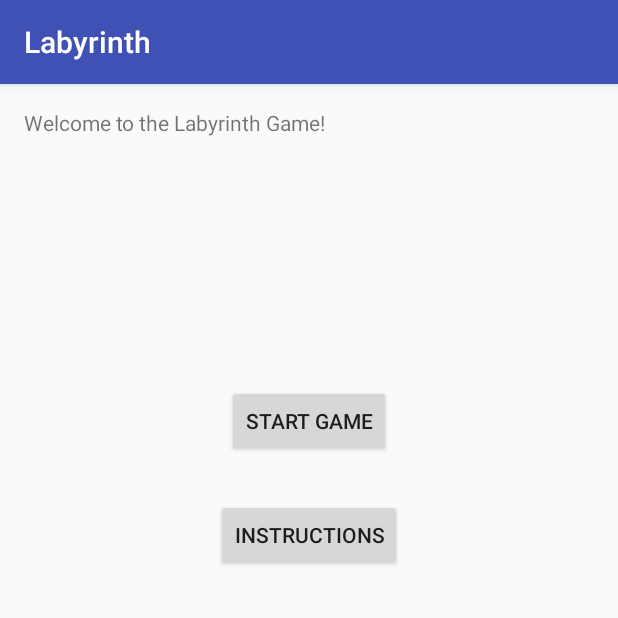
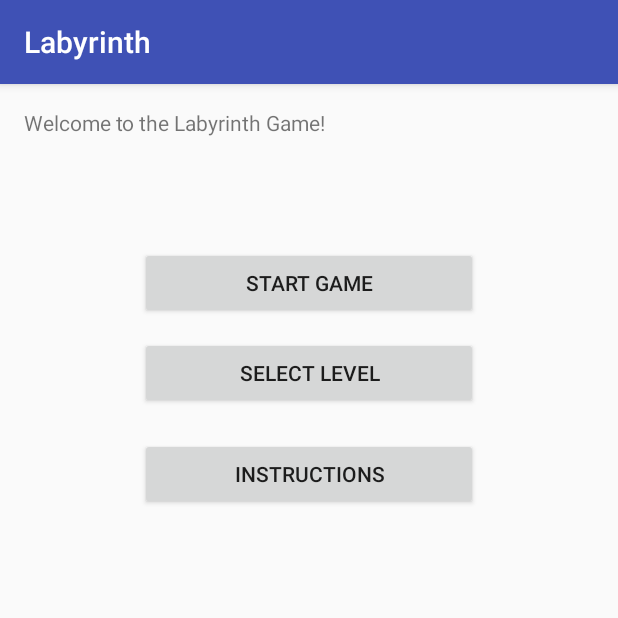
Before and after one commit to ayoawoyelu/Labyrinth, an Android app: the screen it shows after launch (MainActivity), on a phone screen of 412 x 824 dp, the top half of it. Run offline under Robolectric (Android 15) with nearby library versions, the phone set to English and light mode, and no system bars.

Commit message:
Add Select Level Button and Activity

```diff
--- a/app/src/main/AndroidManifest.xml
+++ b/app/src/main/AndroidManifest.xml
@@ -20,7 +20,8 @@
             android:name=".Main2Activity"
             android:label="@string/title_activity_main2"
             android:theme="@style/AppTheme.NoActionBar" />
-        <activity android:name=".InstructionActivity"></activity>
+        <activity android:name=".InstructionActivity" />
+        <activity android:name=".LevelActivity"></activity>
     </application>
 
 </manifest>
--- a/app/src/main/java/com/example/ayoawoyelu/labyrinth/MainActivity.java
+++ b/app/src/main/java/com/example/ayoawoyelu/labyrinth/MainActivity.java
@@ -8,8 +8,10 @@ import android.view.View;
 import android.widget.Button;
 
 public class MainActivity extends AppCompatActivity {
-public Button StartGame;
+    public Button StartGame;
+    public Button SelectLevel;
     public Button Instruction;
+
 public void init(){
     StartGame = (Button)findViewById(R.id.Start);
     StartGame.setOnClickListener(new View.OnClickListener(){
@@ -19,14 +21,22 @@ public void init(){
             startActivity(intent);
         }
     });
-    Instruction = (Button)findViewById(R.id.Instruction);
-    Instruction.setOnClickListener(new View.OnClickListener(){
+    SelectLevel = (Button)findViewById(R.id.selectLevel);
+    SelectLevel.setOnClickListener(new View.OnClickListener(){
         @Override
         public void onClick(View v){
-            Intent intent = new Intent(MainActivity.this, InstructionActivity.class);
+            Intent intent = new Intent(MainActivity.this, LevelActivity.class);
             startActivity(intent);
         }
     });
+    Instruction = (Button)findViewById(R.id.Instruction);
+        Instruction.setOnClickListener(new View.OnClickListener(){
+            @Override
+            public void onClick(View v){
+                Intent intent = new Intent(MainActivity.this, InstructionActivity.class);
+                startActivity(intent);
+            }
+        });
 }
     @Override
     protected void onCreate(Bundle savedInstanceState) {
--- a/app/src/main/res/layout/activity_main.xml
+++ b/app/src/main/res/layout/activity_main.xml
@@ -17,21 +17,34 @@
         android:id="@+id/textView" />
 
     <Button
-        android:text="Instructions"
-        android:layout_width="wrap_content"
-        android:layout_height="wrap_content"
-        android:layout_below="@+id/Start"
-        android:layout_centerHorizontal="true"
-        android:layout_marginTop="28dp"
-        android:id="@+id/Instruction" />
-
-    <Button
         android:text="Start Game"
         android:layout_width="wrap_content"
         android:layout_height="wrap_content"
         android:id="@+id/Start"
+        android:layout_marginTop="73dp"
+        android:elevation="9dp"
+        android:width="225dp"
         android:layout_below="@+id/textView"
+        android:layout_alignLeft="@+id/Instruction"
+        android:layout_alignStart="@+id/Instruction" />
+
+    <Button
+        android:text="Instructions"
+        android:layout_width="wrap_content"
+        android:layout_height="wrap_content"
+        android:id="@+id/Instruction"
+        android:width="225dp"
+        android:layout_below="@+id/selectLevel"
         android:layout_centerHorizontal="true"
-        android:layout_marginTop="165dp"
-        android:elevation="9dp" />
+        android:layout_marginTop="19dp" />
+
+    <Button
+        android:text="SELECT LEVEL"
+        android:layout_width="wrap_content"
+        android:layout_height="wrap_content"
+        android:id="@+id/selectLevel"
+        android:layout_below="@+id/Start"
+        android:layout_centerHorizontal="true"
+        android:layout_marginTop="12dp"
+        android:width="225dp" />
 </RelativeLayout>
```
Also changed, not shown: app/src/main/java/com/example/ayoawoyelu/labyrinth/LevelActivity.java (added, +13 -0 lines), app/src/main/res/layout/activity_level.xml (added, +35 -0 lines).
